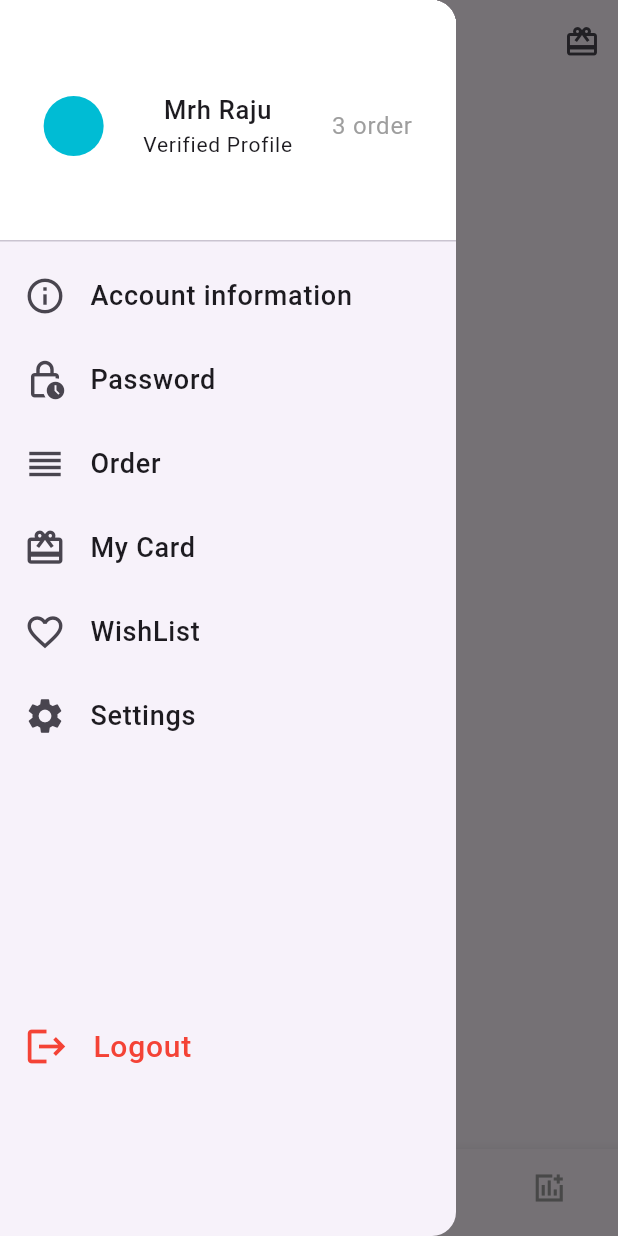
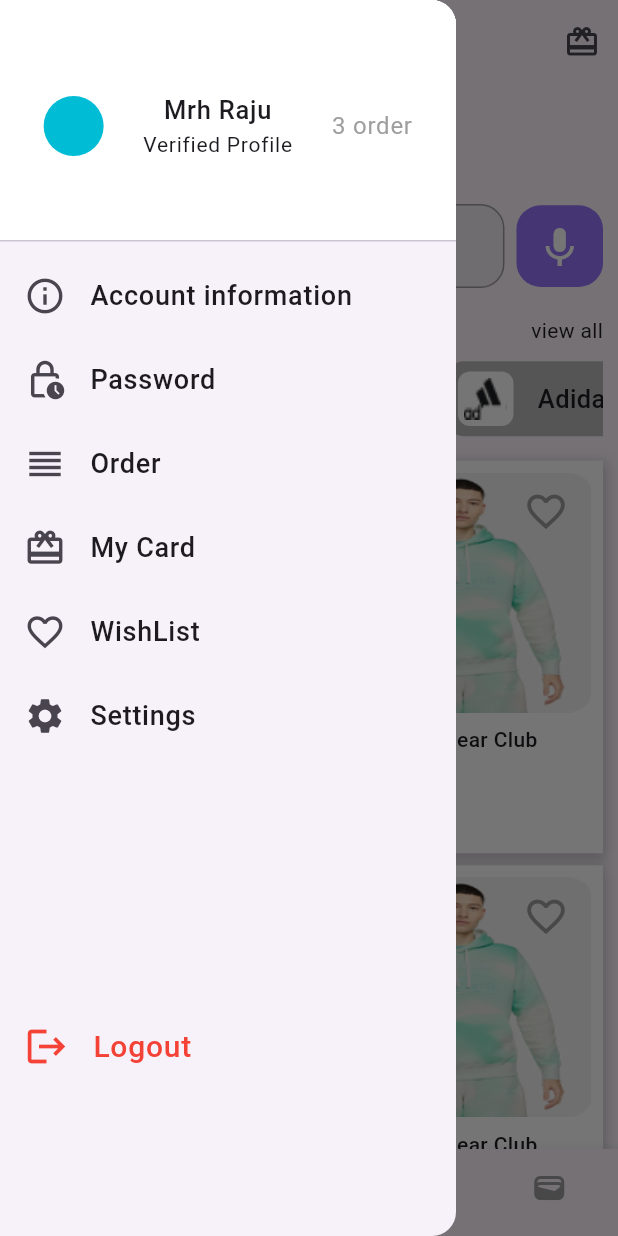
Before and after one commit to abdelrhman20500/Laza_Ecommerce, a Flutter app: the screen it shows after launch, with the side drawer open, on a phone screen of 412 x 824 dp. Run offline on Flutter 3.47's test engine with Material 3 defaults, Android fonts, the phone set to English and light mode, and no system bars; our stand-ins replace flutter_otp_text_field.

Commit message:
Home Tab Is Done

```diff
--- /dev/null
+++ b/lib/Features/home/presentation/view/cart_tab/cart_tab.dart
@@ -0,0 +1,10 @@
+import 'package:flutter/material.dart';
+
+class CartTab extends StatelessWidget {
+  const CartTab({super.key});
+
+  @override
+  Widget build(BuildContext context) {
+    return Container(color: Colors.red,);
+  }
+}
--- /dev/null
+++ b/lib/Features/home/presentation/view/fav_tab/fav_tab.dart
@@ -0,0 +1,10 @@
+import 'package:flutter/material.dart';
+
+class FavTab extends StatelessWidget {
+  const FavTab({super.key});
+
+  @override
+  Widget build(BuildContext context) {
+    return Container(color: Colors.cyan,);
+  }
+}
--- a/lib/Features/home/presentation/view/home_screen.dart
+++ b/lib/Features/home/presentation/view/home_screen.dart
@@ -1,4 +1,8 @@
 import 'package:flutter/material.dart';
+import 'package:laza_e_commerce/Features/home/presentation/view/cart_tab/cart_tab.dart';
+import 'package:laza_e_commerce/Features/home/presentation/view/fav_tab/fav_tab.dart';
+import 'package:laza_e_commerce/Features/home/presentation/view/home_tab/home_tab.dart';
+import 'package:laza_e_commerce/Features/home/presentation/view/order_tab/order_tab.dart';
 
 import 'widget/build_drawer.dart';
 
@@ -13,6 +17,12 @@ class HomeScreen extends StatefulWidget {
 
 class _HomeScreenState extends State<HomeScreen> {
    int currentIndex=0;
+   List<Widget> tabs= [
+     const HomeTab(),
+     const FavTab(),
+     const CartTab(),
+     const OrderTab(),
+   ];
 
   @override
   Widget build(BuildContext context) {
@@ -23,6 +33,7 @@ class _HomeScreenState extends State<HomeScreen> {
         ],
       ),
       drawer: const BuildDrawer(),
+      body: tabs[currentIndex],
       bottomNavigationBar: BottomNavigationBar(
           selectedItemColor: const Color(0xff9775FA),
           unselectedItemColor: Colors.grey,
@@ -34,8 +45,8 @@ class _HomeScreenState extends State<HomeScreen> {
           items: const [
         BottomNavigationBarItem(icon: Icon(Icons.home), label: "Home"),
         BottomNavigationBarItem(icon: Icon(Icons.favorite_border), label: "Favorite"),
-        BottomNavigationBarItem(icon: Icon(Icons.card_giftcard), label: "Card"),
-        BottomNavigationBarItem(icon: Icon(Icons.add_chart_sharp), label: "Home"),
+        BottomNavigationBarItem(icon: Icon(Icons.shopping_bag_outlined), label: "Cart"),
+        BottomNavigationBarItem(icon: Icon(Icons.wallet_outlined), label: "Orders"),
       ]),
     );
   }
--- /dev/null
+++ b/lib/Features/home/presentation/view/home_tab/home_tab.dart
@@ -0,0 +1,41 @@
+import 'package:flutter/material.dart';
+import 'package:laza_e_commerce/Features/home/presentation/view/home_tab/widget/build_home_search.dart';
+import 'package:laza_e_commerce/Features/home/presentation/view/home_tab/widget/grid_view_home_product.dart';
+import 'package:laza_e_commerce/Features/home/presentation/view/home_tab/widget/list_view_home_category.dart';
+
+class HomeTab extends StatelessWidget {
+  const HomeTab({super.key});
+
+  @override
+  Widget build(BuildContext context) {
+    return SingleChildScrollView(
+      child: Padding(
+        padding: const EdgeInsets.all(10.0),
+        child: Column(
+          crossAxisAlignment: CrossAxisAlignment.start,
+          children: [
+            const Text("Hello", style: TextStyle(fontSize: 28, fontWeight: FontWeight.w600),),
+            SizedBox(height: MediaQuery.of(context).size.height*0.001,),
+            const Text("Welcome to Laza.",style: TextStyle(fontSize: 15, fontWeight: FontWeight.w400),),
+            SizedBox(height: MediaQuery.of(context).size.height*0.01,),
+            const BuildHomeSearch(),
+            const Padding(
+              padding: EdgeInsets.only(top: 16.0),
+              child: Row(
+                mainAxisAlignment: MainAxisAlignment.spaceBetween,
+                children: [
+                  Text("Choose Brand", style: TextStyle(fontSize: 17, fontWeight: FontWeight.w500,),),
+                  Text("view all", style: TextStyle(fontSize: 14, fontWeight: FontWeight.w400,),),
+                ],
+              ),
+            ),
+            SizedBox(height: MediaQuery.of(context).size.height*0.001,),
+            const ListViewHomeCategory(),
+            SizedBox(height: MediaQuery.of(context).size.height*0.01,),
+            const GridViewHomeProduct(),
+          ],
+        ),
+      ),
+    );
+  }
+}
--- /dev/null
+++ b/lib/Features/home/presentation/view/home_tab/widget/build_home_category.dart
@@ -0,0 +1,46 @@
+import 'package:flutter/material.dart';
+
+class BuildHomeCategory extends StatelessWidget {
+  const BuildHomeCategory({super.key,});
+
+  @override
+  Widget build(BuildContext context) {
+    return Padding(
+      padding: const EdgeInsets.all(8.0),
+      child: Container(
+        height: MediaQuery.of(context).size.height * 0.07,
+        width: MediaQuery.of(context).size.width * 0.3,
+        decoration: BoxDecoration(
+          color: Colors.grey.withOpacity(0.7),
+          borderRadius: BorderRadius.circular(12),
+        ),
+        child: Row(
+          mainAxisAlignment: MainAxisAlignment.spaceAround,
+          children: [
+            Container(
+              height: MediaQuery.of(context).size.height * 0.044,
+              width: MediaQuery.of(context).size.width * 0.09,
+              decoration: BoxDecoration(
+                color: Colors.white,
+                borderRadius: BorderRadius.circular(8),
+              ),
+              child: const Padding(
+                padding: EdgeInsets.all(4.0),
+                child: Image(
+                  image: AssetImage("assets/images/vector.png"),
+                  fit: BoxFit.fill,
+                ),
+              ),
+            ),
+            const Text(
+              "Adidas",
+              style: TextStyle(fontSize: 17,
+                fontWeight: FontWeight.w500,
+              ),
+            ),
+          ],
+        ),
+      ),
+    );
+  }
+}
--- /dev/null
+++ b/lib/Features/home/presentation/view/home_tab/widget/build_home_product.dart
@@ -0,0 +1,57 @@
+import 'package:flutter/material.dart';
+
+class BuildHomeProduct extends StatelessWidget {
+  const BuildHomeProduct({super.key});
+
+  @override
+  Widget build(BuildContext context) {
+    return Container(
+      decoration: BoxDecoration(
+        color: Colors.white,
+        boxShadow: [
+          BoxShadow(
+            color: Colors.black.withOpacity(0.2), // Shadow color
+            spreadRadius: 2, // Spread radius
+            blurRadius: 6, // Blur radius
+            offset: const Offset(0, 3), // Shadow offset
+          ),
+        ],
+      ),
+      child: Padding(
+        padding: const EdgeInsets.all(8.0),
+        child: Column(
+          crossAxisAlignment: CrossAxisAlignment.start,
+          children: [
+            Stack(
+              children: [
+                const AspectRatio(
+                  aspectRatio: 1.1,
+                  child: Image(
+                    image: AssetImage("assets/images/shirt.png"),
+                    fit: BoxFit.fill,
+                  ),
+                ),
+                Positioned(
+                  top: 2,right: 6,
+                  child: IconButton(
+                    onPressed: () {},
+                    icon: const Icon(Icons.favorite_border,color: Colors.grey,size: 30,),
+                  ),
+                ),
+              ],
+            ),
+            SizedBox(height: MediaQuery.of(context).size.height * 0.01,),
+            const Text("Nike Sportswear Club Fleece",
+              style: TextStyle(fontWeight: FontWeight.w500,),
+              maxLines: 3,
+              overflow: TextOverflow.ellipsis,
+            ),
+            SizedBox(height: MediaQuery.of(context).size.height * 0.01,),
+            const Text("\$ 99", style: TextStyle(fontSize: 18,fontWeight: FontWeight.w600,),
+            ),
+          ],
+        ),
+      ),
+    );
+  }
+}
--- /dev/null
+++ b/lib/Features/home/presentation/view/home_tab/widget/build_home_search.dart
@@ -0,0 +1,45 @@
+import 'package:flutter/material.dart';
+
+class BuildHomeSearch extends StatelessWidget {
+  const BuildHomeSearch({super.key,});
+
+  @override
+  Widget build(BuildContext context) {
+    return Row(
+      children: [
+        Expanded(
+          child: TextFormField(
+            decoration: InputDecoration(
+              fillColor: Colors.grey.withOpacity(0.1),
+              filled: true,
+              border: OutlineInputBorder(
+                borderRadius: BorderRadius.circular(16),
+                borderSide: const BorderSide(color: Colors.grey),
+              ),
+              enabledBorder: OutlineInputBorder(
+                borderRadius: BorderRadius.circular(16),
+                borderSide: const BorderSide(color: Colors.grey),
+              ),
+              labelText: "Search...",
+              prefixIcon: const Icon(Icons.search),
+            ),
+          ),
+        ),
+        Container(
+          margin: const EdgeInsets.only(left: 8.0),
+          height: MediaQuery.of(context).size.height * 0.066,
+          width: MediaQuery.of(context).size.width * 0.14,
+          decoration: BoxDecoration(
+            color: const Color(0xff9775FA),
+            borderRadius: BorderRadius.circular(16),
+          ),
+          child: IconButton(
+            onPressed: () {},
+            icon: const Icon(Icons.keyboard_voice,
+                color: Colors.white, size: 32),
+          ),
+        ),
+      ],
+    );
+  }
+}
--- /dev/null
+++ b/lib/Features/home/presentation/view/home_tab/widget/grid_view_home_product.dart
@@ -0,0 +1,25 @@
+import 'package:flutter/material.dart';
+
+import 'build_home_product.dart';
+
+class GridViewHomeProduct extends StatelessWidget {
+  const GridViewHomeProduct({super.key,});
+
+  @override
+  Widget build(BuildContext context) {
+    return GridView.builder(
+      physics: const NeverScrollableScrollPhysics(),
+      shrinkWrap: true,
+      gridDelegate: const SliverGridDelegateWithFixedCrossAxisCount(
+        crossAxisCount: 2,
+        crossAxisSpacing: 8.0,
+        mainAxisSpacing: 8.0,
+        childAspectRatio: 2.2 / 3,
+      ),
+      itemCount: 6, // Adjust the item count as needed
+      itemBuilder: (context, index) {
+        return const BuildHomeProduct();
+      },
+    );
+  }
+}
--- /dev/null
+++ b/lib/Features/home/presentation/view/home_tab/widget/list_view_home_category.dart
@@ -0,0 +1,21 @@
+import 'package:flutter/material.dart';
+
+import 'build_home_category.dart';
+
+class ListViewHomeCategory extends StatelessWidget {
+  const ListViewHomeCategory({super.key,});
+
+  @override
+  Widget build(BuildContext context) {
+    return SizedBox(
+      height: MediaQuery.of(context).size.height * 0.08,
+      child: ListView.builder(
+        scrollDirection: Axis.horizontal,
+        itemCount: 6,
+        itemBuilder: (context, index) {
+          return const BuildHomeCategory();
+        },
+      ),
+    );
+  }
+}
--- /dev/null
+++ b/lib/Features/home/presentation/view/order_tab/order_tab.dart
@@ -0,0 +1,10 @@
+import 'package:flutter/material.dart';
+
+class OrderTab extends StatelessWidget {
+  const OrderTab({super.key});
+
+  @override
+  Widget build(BuildContext context) {
+    return Container(color: Colors.lightGreenAccent,);
+  }
+}
```
Also changed, not shown: assets/images/shirt.png (added), assets/images/vector.png (added).
